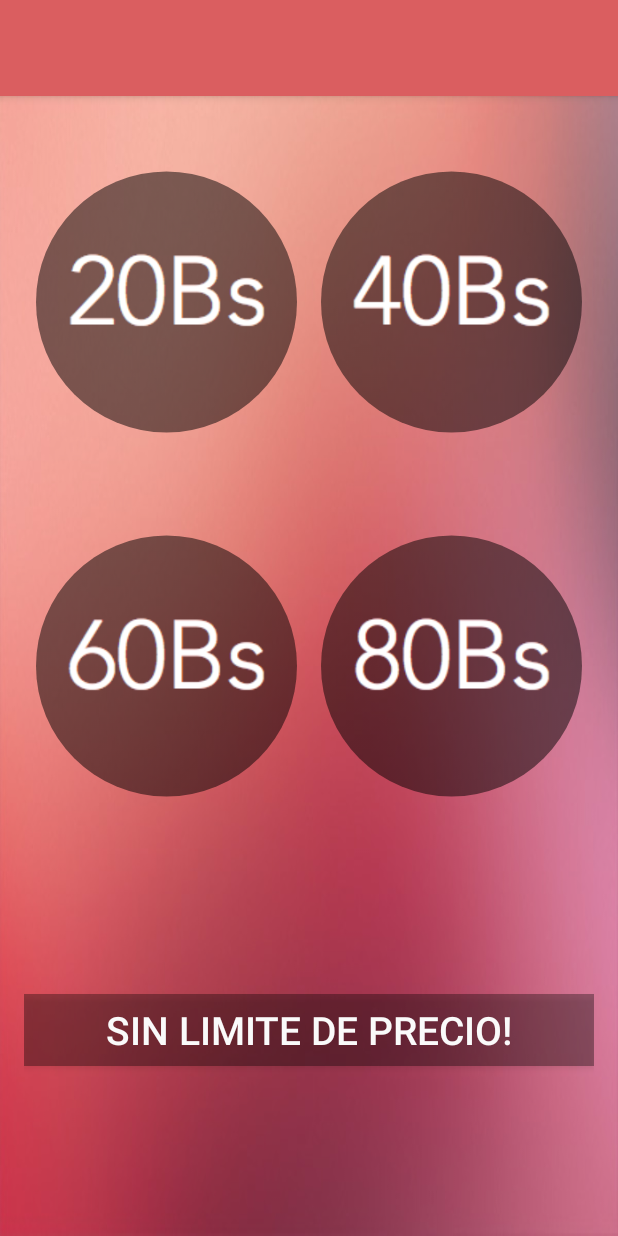
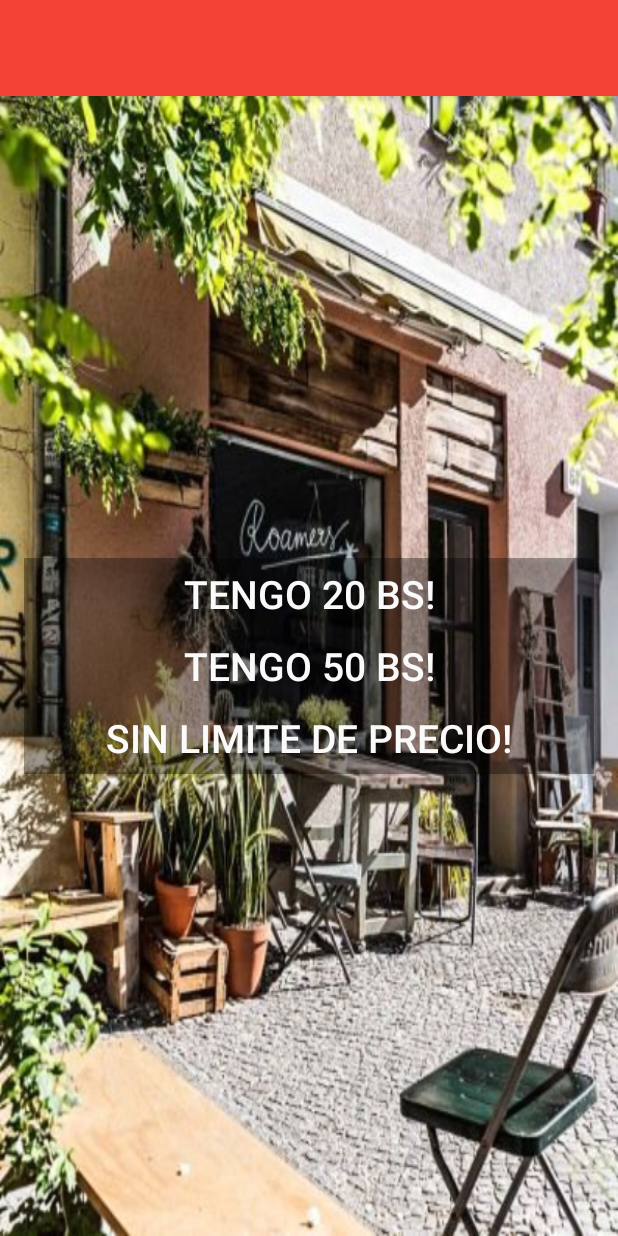
Before and after one commit to miguelcg88/miguelApp, an Android app: the layout money.xml on its own in the app's theme, with its tools: preview values and no code run, on a phone screen of 412 x 824 dp. Run offline under Robolectric (Android 15) with nearby library versions, the phone set to English and light mode, and no system bars.

Commit message:
marzo3lastversion

```diff
--- a/app/src/main/res/layout/money.xml
+++ b/app/src/main/res/layout/money.xml
@@ -10,7 +10,6 @@
     <android.support.design.widget.AppBarLayout
         android:theme="@style/AppTheme.AppBarOverlay"
         android:paddingTop="@dimen/padding_app_bar_top"
-        android:background="#DA5E60"
         android:layout_width="match_parent"
         android:layout_height="wrap_content">
 
@@ -28,95 +27,38 @@
     <LinearLayout
         android:orientation="vertical"
         android:padding="@dimen/padding_activity"
-        android:background="@drawable/bg_money"
+        android:background="@drawable/cuanto_dinero_fondo"
         android:layout_width="match_parent"
         android:layout_height="match_parent">
 
-        <LinearLayout
-            android:layout_weight="1"
-            android:id="@+id/ll_row_1"
-            android:orientation="horizontal"
-            android:layout_width="match_parent"
-            android:layout_height="match_parent">
-
-            <LinearLayout
-                android:padding="8dp"
-                android:layout_weight="1"
-                android:gravity="center"
-                android:layout_width="match_parent"
-                android:layout_height="match_parent">
-
-                <de.hdodenhof.circleimageview.CircleImageView
-                    android:id="@+id/btn_price_twenty"
-                    android:src="@drawable/option_twenty"
-                    android:clickable="true"
-                    android:layout_width="match_parent"
-                    android:layout_height="match_parent" />
-
-            </LinearLayout>
-
-            <LinearLayout
-                android:padding="8dp"
-                android:layout_weight="1"
-                android:layout_width="match_parent"
-                android:layout_height="match_parent">
-
-                <de.hdodenhof.circleimageview.CircleImageView
-                    android:id="@+id/btn_price_forty"
-                    android:src="@drawable/option_fourty"
-                    android:clickable="true"
-                    android:layout_width="match_parent"
-                    android:layout_height="match_parent" />
-
-            </LinearLayout>
-
-        </LinearLayout>
-
-        <LinearLayout
-            android:layout_weight="1"
-            android:id="@+id/ll_row_2"
-            android:orientation="horizontal"
-            android:layout_width="match_parent"
-            android:layout_height="match_parent">
-
-            <LinearLayout
-                android:padding="8dp"
-                android:gravity="center"
-                android:layout_weight="1"
-                android:layout_width="match_parent"
-                android:layout_height="match_parent">
-
-                <de.hdodenhof.circleimageview.CircleImageView
-                    android:id="@+id/btn_price_sixty"
-                    android:src="@drawable/option_sixty"
-                    android:clickable="true"
-                    android:layout_width="match_parent"
-                    android:layout_height="match_parent" />
-
-            </LinearLayout>
-
-            <LinearLayout
-                android:padding="8dp"
-                android:layout_weight="1"
-                android:layout_width="match_parent"
-                android:layout_height="match_parent">
-
-                <de.hdodenhof.circleimageview.CircleImageView
-                    android:id="@+id/btn_price_eighty"
-                    android:src="@drawable/option_eighty"
-                    android:clickable="true"
-                    android:layout_width="match_parent"
-                    android:layout_height="match_parent" />
-
-            </LinearLayout>
-
-        </LinearLayout>
 
         <LinearLayout
             android:gravity="center"
             android:layout_weight="1"
             android:layout_width="match_parent"
-            android:layout_height="match_parent">
+            android:layout_height="0dp"
+            android:orientation="vertical">
+
+
+            <Button
+                android:id="@+id/btn_price_twenty"
+                android:layout_width="match_parent"
+                android:layout_height="wrap_content"
+                android:background="#55000000"
+                android:clickable="true"
+                android:text="@string/text_message_20"
+                android:textColor="#FAFAFA"
+                android:textSize="@dimen/title_main" />
+
+            <Button
+                android:id="@+id/btn_price_fifty"
+                android:layout_width="match_parent"
+                android:layout_height="wrap_content"
+                android:background="#55000000"
+                android:clickable="true"
+                android:text="@string/text_message_50"
+                android:textColor="#FAFAFA"
+                android:textSize="@dimen/title_main" />
 
             <Button
                 android:id="@+id/btn_unlimited_price"
@@ -130,6 +72,6 @@
 
         </LinearLayout>
 
+        </LinearLayout>
+
     </LinearLayout>
-
-</LinearLayout>
--- a/app/src/main/res/values/strings.xml
+++ b/app/src/main/res/values/strings.xml
@@ -12,6 +12,8 @@
     <string name="menu_item_place">Encontrar lugares?</string>
     <string name="menu_item_more_info">Mas información</string>
     <string name="text_message_unlimited">Sin limite de precio!</string>
+    <string name="text_message_20">Tengo 20 Bs!</string>
+    <string name="text_message_50">Tengo 50 Bs!</string>
     <string name="title_place">Titulo de Lugar</string>
     <string name="phone_place">444444</string>
     <string name="address_place">av. America entre c. Junin y c. Pedro</string>
```
Also changed, not shown: app/src/main/java/com/miguel/angelcalderon/Money.java (+7 -7 lines), app/src/main/res/layout/new_place_info.xml (added, +12 -0 lines), app/src/main/res/layout/take.xml (+20 -74 lines), app/src/main/res/drawable/cuanto_dinero_fondo.jpg (added), 1 other file.
